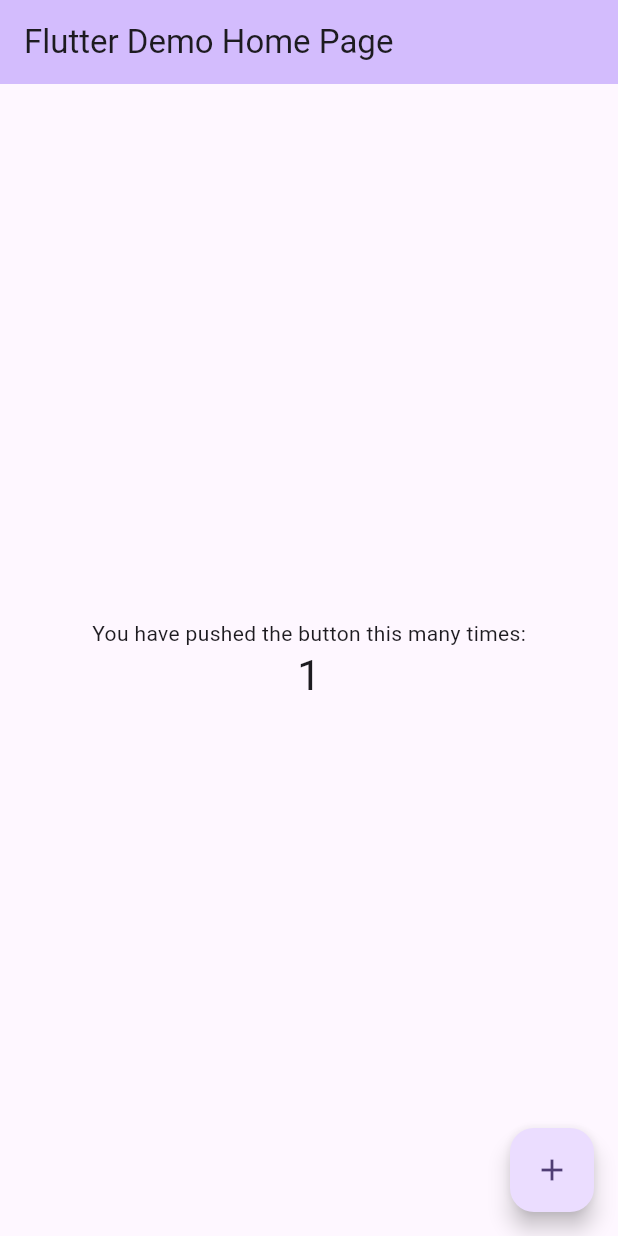
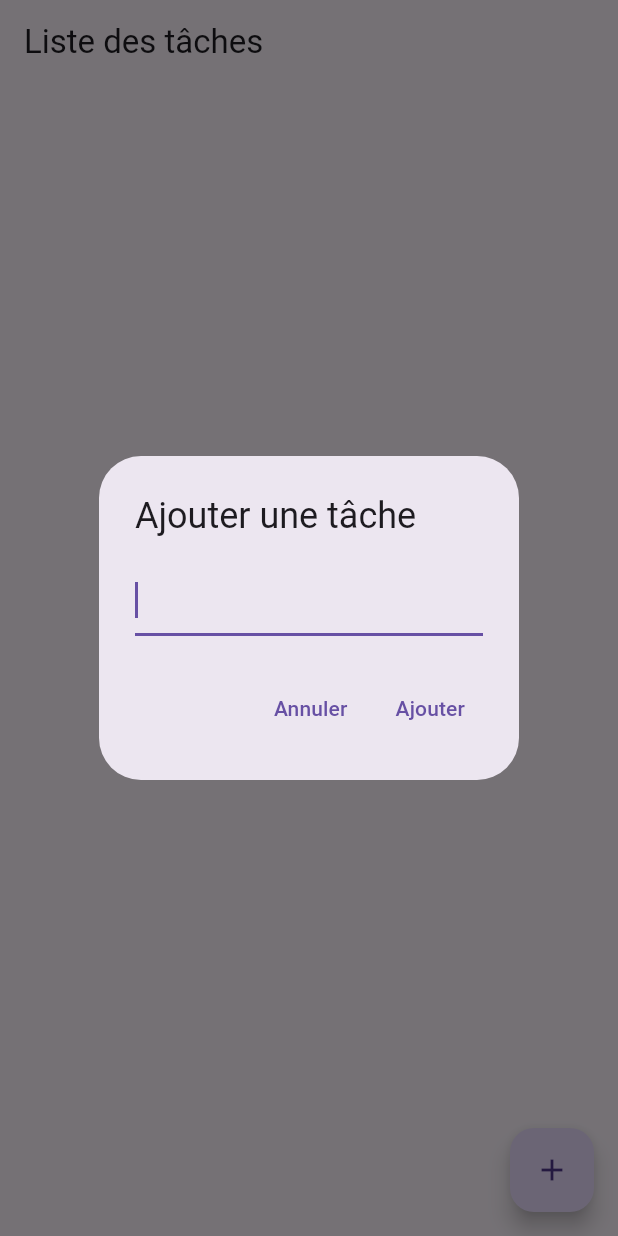
Before and after one commit to Frivox1/tic_track, a Flutter app: the screen it shows after launch, after a tap on the "add" icon, on a phone screen of 412 x 824 dp. Run offline on Flutter 3.47's test engine with Material 3 defaults, Android fonts, the phone set to English and light mode, and no system bars; our stand-ins replace hive_ce, hive_ce_flutter; accounts and stored records are empty.

Commit message:
ajout de hive

```diff
--- a/lib/main.dart
+++ b/lib/main.dart
@@ -1,122 +1,112 @@
 import 'package:flutter/material.dart';
+import 'package:hive_ce/hive.dart';
+import 'package:hive_ce_flutter/hive_flutter.dart';
+import 'task.dart';
 
-void main() {
+void main() async {
+  await Hive.initFlutter();
+  Hive.registerAdapter(TaskAdapter());
+  await Hive.openBox<Task>('tasks');
   runApp(const MyApp());
 }
 
 class MyApp extends StatelessWidget {
-  const MyApp({super.key});
+  const MyApp({Key? key}) : super(key: key);
 
-  // This widget is the root of your application.
   @override
   Widget build(BuildContext context) {
     return MaterialApp(
-      title: 'Flutter Demo',
-      theme: ThemeData(
-        // This is the theme of your application.
-        //
-        // TRY THIS: Try running your application with "flutter run". You'll see
-        // the application has a purple toolbar. Then, without quitting the app,
-        // try changing the seedColor in the colorScheme below to Colors.green
-        // and then invoke "hot reload" (save your changes or press the "hot
-        // reload" button in a Flutter-supported IDE, or press "r" if you used
-        // the command line to start the app).
-        //
-        // Notice that the counter didn't reset back to zero; the application
-        // state is not lost during the reload. To reset the state, use hot
-        // restart instead.
-        //
-        // This works for code too, not just values: Most code changes can be
-        // tested with just a hot reload.
-        colorScheme: ColorScheme.fromSeed(seedColor: Colors.deepPurple),
-      ),
-      home: const MyHomePage(title: 'Flutter Demo Home Page'),
+      title: 'Tick Track',
+      theme: ThemeData(primarySwatch: Colors.blue),
+      home: const TaskListScreen(),
     );
   }
 }
 
-class MyHomePage extends StatefulWidget {
-  const MyHomePage({super.key, required this.title});
-
-  // This widget is the home page of your application. It is stateful, meaning
-  // that it has a State object (defined below) that contains fields that affect
-  // how it looks.
-
-  // This class is the configuration for the state. It holds the values (in this
-  // case the title) provided by the parent (in this case the App widget) and
-  // used by the build method of the State. Fields in a Widget subclass are
-  // always marked "final".
-
-  final String title;
+class TaskListScreen extends StatefulWidget {
+  const TaskListScreen({Key? key}) : super(key: key);
 
   @override
-  State<MyHomePage> createState() => _MyHomePageState();
+  _TaskListScreenState createState() => _TaskListScreenState();
 }
 
-class _MyHomePageState extends State<MyHomePage> {
-  int _counter = 0;
+class _TaskListScreenState extends State<TaskListScreen> {
+  late Box<Task> taskBox;
 
-  void _incrementCounter() {
-    setState(() {
-      // This call to setState tells the Flutter framework that something has
-      // changed in this State, which causes it to rerun the build method below
-      // so that the display can reflect the updated values. If we changed
-      // _counter without calling setState(), then the build method would not be
-      // called again, and so nothing would appear to happen.
-      _counter++;
-    });
+  @override
+  void initState() {
+    super.initState();
+    taskBox = Hive.box<Task>('tasks');
   }
 
   @override
   Widget build(BuildContext context) {
-    // This method is rerun every time setState is called, for instance as done
-    // by the _incrementCounter method above.
-    //
-    // The Flutter framework has been optimized to make rerunning build methods
-    // fast, so that you can just rebuild anything that needs updating rather
-    // than having to individually change instances of widgets.
     return Scaffold(
-      appBar: AppBar(
-        // TRY THIS: Try changing the color here to a specific color (to
-        // Colors.amber, perhaps?) and trigger a hot reload to see the AppBar
-        // change color while the other colors stay the same.
-        backgroundColor: Theme.of(context).colorScheme.inversePrimary,
-        // Here we take the value from the MyHomePage object that was created by
-        // the App.build method, and use it to set our appbar title.
-        title: Text(widget.title),
+      appBar: AppBar(title: const Text('Liste des tâches')),
+      body: ValueListenableBuilder(
+        valueListenable: taskBox.listenable(),
+        builder: (context, Box<Task> box, _) {
+          return ListView.builder(
+            itemCount: box.length,
+            itemBuilder: (context, index) {
+              final task = box.getAt(index);
+              return ListTile(
+                title: Text(task!.title),
+                leading: Checkbox(
+                  value: task.isCompleted,
+                  onChanged: (bool? value) {
+                    task.isCompleted = value!;
+                    task.save();
+                  },
+                ),
+                trailing: IconButton(
+                  icon: const Icon(Icons.delete),
+                  onPressed: () {
+                    box.deleteAt(index);
+                  },
+                ),
+              );
+            },
+          );
+        },
       ),
-      body: Center(
-        // Center is a layout widget. It takes a single child and positions it
-        // in the middle of the parent.
-        child: Column(
-          // Column is also a layout widget. It takes a list of children and
-          // arranges them vertically. By default, it sizes itself to fit its
-          // children horizontally, and tries to be as tall as its parent.
-          //
-          // Column has various properties to control how it sizes itself and
-          // how it positions its children. Here we use mainAxisAlignment to
-          // center the children vertically; the main axis here is the vertical
-          // axis because Columns are vertical (the cross axis would be
-          // horizontal).
-          //
-          // TRY THIS: Invoke "debug painting" (choose the "Toggle Debug Paint"
-          // action in the IDE, or press "p" in the console), to see the
-          // wireframe for each widget.
-          mainAxisAlignment: MainAxisAlignment.center,
-          children: <Widget>[
-            const Text('You have pushed the button this many times:'),
-            Text(
-              '$_counter',
-              style: Theme.of(context).textTheme.headlineMedium,
+      floatingActionButton: FloatingActionButton(
+        onPressed: _addTask,
+        child: const Icon(Icons.add),
+      ),
+    );
+  }
+
+  void _addTask() {
+    showDialog(
+      context: context,
+      builder: (context) {
+        String newTaskTitle = '';
+        return AlertDialog(
+          title: const Text('Ajouter une tâche'),
+          content: TextField(
+            autofocus: true,
+            onChanged: (value) {
+              newTaskTitle = value;
+            },
+          ),
+          actions: [
+            TextButton(
+              child: const Text('Annuler'),
+              onPressed: () => Navigator.pop(context),
+            ),
+            TextButton(
+              child: const Text('Ajouter'),
+              onPressed: () {
+                if (newTaskTitle.isNotEmpty) {
+                  taskBox.add(Task(title: newTaskTitle));
+                  Navigator.pop(context);
+                }
+              },
             ),
           ],
-        ),
-      ),
-      floatingActionButton: FloatingActionButton(
-        onPressed: _incrementCounter,
-        tooltip: 'Increment',
-        child: const Icon(Icons.add),
-      ), // This trailing comma makes auto-formatting nicer for build methods.
+        );
+      },
     );
   }
 }
--- /dev/null
+++ b/lib/task.dart
@@ -0,0 +1,14 @@
+import 'package:hive_ce/hive.dart';
+
+part 'task.g.dart';
+
+@HiveType(typeId: 0)
+class Task extends HiveObject {
+  @HiveField(0)
+  late String title;
+
+  @HiveField(1)
+  late bool isCompleted;
+
+  Task({required this.title, this.isCompleted = false});
+}
--- a/pubspec.yaml
+++ b/pubspec.yaml
@@ -34,6 +34,8 @@ dependencies:
   # The following adds the Cupertino Icons font to your application.
   # Use with the CupertinoIcons class for iOS style icons.
   cupertino_icons: ^1.0.8
+  hive_ce: ^2.10.1
+  hive_ce_flutter: ^2.2.0
 
 dev_dependencies:
   flutter_test:
@@ -45,6 +47,8 @@ dev_dependencies:
   # package. See that file for information about deactivating specific lint
   # rules and activating additional ones.
   flutter_lints: ^5.0.0
+  hive_ce_generator: ^1.8.2
+  build_runner: ^2.4.15
 
 # For information on the generic Dart part of this file, see the
 # following page: https://dart.dev/tools/pub/pubspec
```
Also changed, not shown: lib/hive_registrar.g.dart (added), lib/task.g.dart (added), pubspec.lock, 11 other files.
